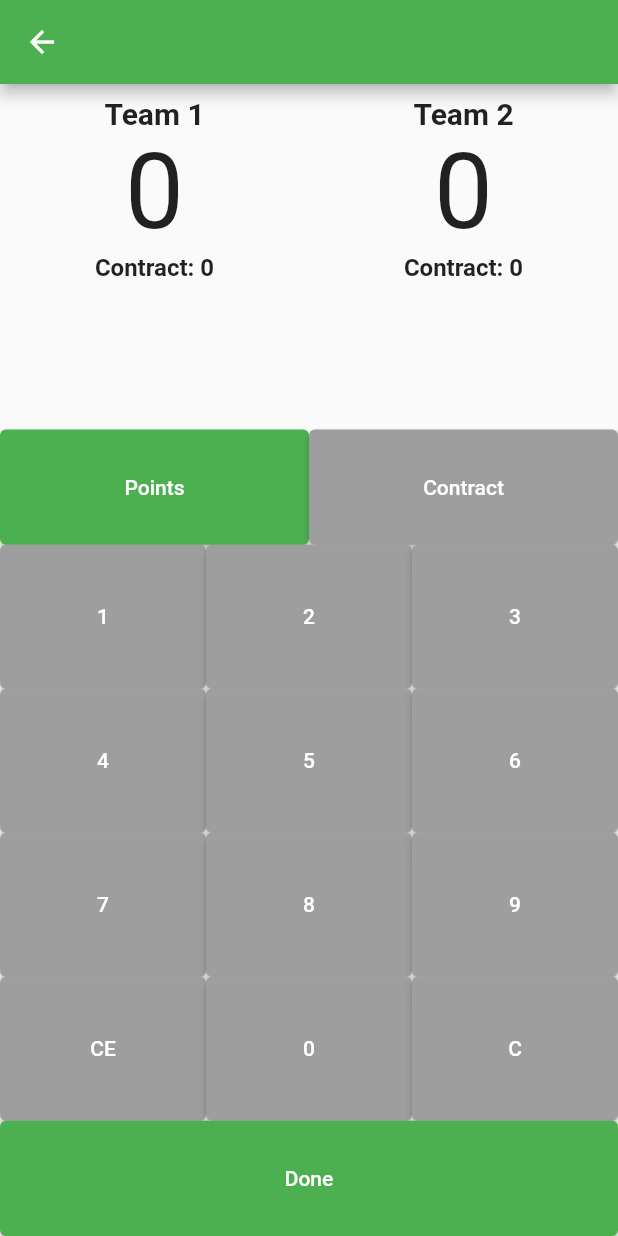
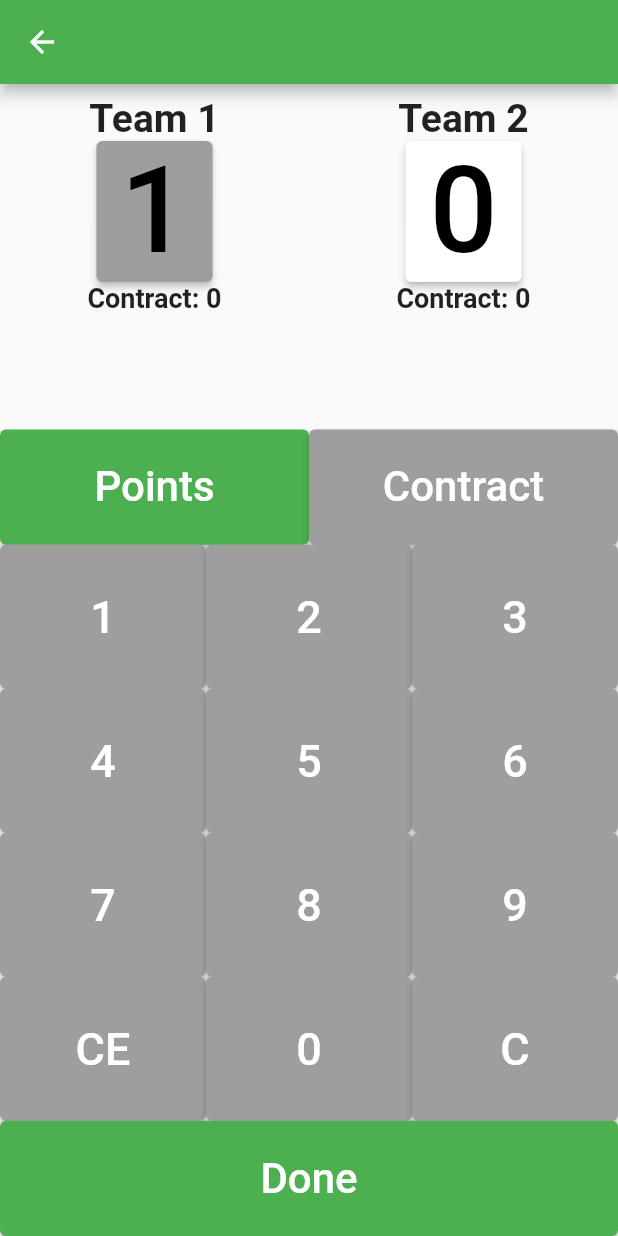
Before and after one commit to Beertija/Bela-Blok, a Flutter app: the GameResultScreen screen opened directly, after a tap on an icon or button, on a phone screen of 412 x 824 dp. Run offline on Flutter 3.47's test engine with Material 2 defaults, Android fonts, the phone set to English and light mode, and no system bars.

Commit message:
Implemented functionality of adding score to both points and contracts

```diff
--- a/lib/components/number_plate_template.dart
+++ b/lib/components/number_plate_template.dart
@@ -1,11 +1,10 @@
-import 'package:bela_blok/helpers/points_calculator.dart';
+import 'package:bela_blok/helpers/media_query.dart';
+import 'package:provider/provider.dart';
+import 'package:bela_blok/providers/points_provider.dart';
 import 'package:flutter/material.dart';
 
 class NumberPad extends StatelessWidget {
-  const NumberPad(
-      {Key? key, required this.keyPoint_value, required this.keyPoint})
-      : super(key: key);
-  final int keyPoint_value;
+  const NumberPad({Key? key, required this.keyPoint}) : super(key: key);
   final String keyPoint;
 
   @override
@@ -13,15 +12,11 @@ class NumberPad extends StatelessWidget {
     return Expanded(
         flex: 1,
         child: ElevatedButton(
-          onPressed: Calculate,
+          onPressed: () => Provider.of<PointsProvider>(context, listen: false)
+              .calculate(keyPoint),
           style: ElevatedButton.styleFrom(primary: Colors.grey),
-          child: Text(keyPoint),
+          child: Text(keyPoint,
+              style: TextStyle(fontSize: fontSize(context) * 30)),
         ));
   }
-
-  void Calculate() {
-    //TODO Fix calculating and formating numbers pressed by keypads
-    //TODO edit static or use BelaTile model
-    PointsCalculator.insert("1", keyPoint);
-  }
 }
--- a/lib/components/team_score_template.dart
+++ b/lib/components/team_score_template.dart
@@ -1,27 +1,49 @@
+import 'package:bela_blok/helpers/media_query.dart';
+import 'package:bela_blok/helpers/points_calculator.dart';
 import 'package:flutter/material.dart';
 
-class TeamScore extends StatelessWidget {
-  const TeamScore({
-    Key? key,
-    required this.teamName,
-    required this.teamPoints,
-    required this.teamContract,
-  }) : super(key: key);
+class TeamScore extends StatefulWidget {
+  const TeamScore(
+      {Key? key,
+      required this.teamName,
+      required this.teamPoints,
+      required this.teamContract,
+      required this.firstTeamActive,
+      required this.onPointsPressed})
+      : super(key: key);
 
   final String teamName;
   final int teamPoints;
   final int teamContract;
+  final bool firstTeamActive;
+  final Function(bool) onPointsPressed;
 
+  @override
+  State<TeamScore> createState() => _TeamScoreState();
+}
+
+class _TeamScoreState extends State<TeamScore> {
   @override
   Widget build(BuildContext context) {
     return Expanded(
         child: Column(
       children: [
-        Text(teamName,
-            style: const TextStyle(fontSize: 20, fontWeight: FontWeight.bold)),
-        Text(teamPoints.toString(), style: const TextStyle(fontSize: 70)),
-        Text("Contract: " + teamContract.toString(),
-            style: const TextStyle(fontSize: 16, fontWeight: FontWeight.bold))
+        Text(widget.teamName,
+            style: TextStyle(
+                fontSize: fontSize(context) * 26, fontWeight: FontWeight.bold)),
+        ElevatedButton(
+          onPressed: () => widget.onPointsPressed(widget.firstTeamActive ? true : false),
+          style: widget.firstTeamActive == PointsCalculator.firstTeamActive
+              ? ElevatedButton.styleFrom(
+                  primary: Colors.grey, onPrimary: Colors.black)
+              : ElevatedButton.styleFrom(
+                  primary: Colors.white, onPrimary: Colors.black),
+          child: Text(widget.teamPoints.toString(),
+              style: TextStyle(fontSize: fontSize(context) * 80)),
+        ),
+        Text("Contract: " + widget.teamContract.toString(),
+            style: TextStyle(
+                fontSize: fontSize(context) * 18, fontWeight: FontWeight.bold))
       ],
     ));
   }
--- a/lib/helpers/points_calculator.dart
+++ b/lib/helpers/points_calculator.dart
@@ -1,12 +1,6 @@
 import 'dart:core';
 
 class PointsCalculator {
-  static int pointsFirstTeam = 0;
-  static int contractFirstTeam = 0;
-  static int pointsSecondTeam = 0;
-  static int contractSecondTeam = 0;
-
-  static void insert(String original, String addition) {
-    original += addition;
-  }
+  static bool firstTeamActive = true;
+  static bool pointsActive = true;
 }
--- a/lib/main.dart
+++ b/lib/main.dart
@@ -1,8 +1,14 @@
+import 'package:bela_blok/providers/points_provider.dart';
 import 'package:bela_blok/screens/main_screen.dart';
 import 'package:flutter/material.dart';
+import 'package:provider/provider.dart';
 
 void main() {
-  runApp(const FlutterBlueApp());
+  runApp(
+    MultiProvider(providers: [
+      ChangeNotifierProvider(create: (_) => PointsProvider()),
+    ], child: const FlutterBlueApp()),
+  );
 }
 
 class FlutterBlueApp extends StatefulWidget {
@@ -13,13 +19,11 @@ class FlutterBlueApp extends StatefulWidget {
 }
 
 class _FlutterBlueAppState extends State<FlutterBlueApp> {
-
   @override
   MaterialApp build(BuildContext context) {
     return MaterialApp(
         title: 'Parking Show',
         theme: ThemeData(primarySwatch: Colors.green),
-        home: const BelaBlokMainScreen()
-    );
+        home: const BelaBlokMainScreen());
   }
 }
--- a/lib/models/BelaTile.dart
+++ b/lib/models/BelaTile.dart
@@ -1,14 +1,14 @@
 import 'dart:core';
 
 class BelaTile {
-  int firstTeamPlay;
-  int secondTeamPlay;
-  int firstTeamTillVicotry;
-  int secondTeamTillVictory;
+  String pointsFirstTeam;
+  String contractFirstTeam;
+  String pointsSecondTeam;
+  String contractSecondTeam;
 
   BelaTile(
-      {required this.firstTeamPlay,
-      required this.secondTeamPlay,
-      required this.firstTeamTillVicotry,
-      required this.secondTeamTillVictory});
+      {required this.pointsFirstTeam,
+      required this.contractFirstTeam,
+      required this.pointsSecondTeam,
+      required this.contractSecondTeam});
 }
--- /dev/null
+++ b/lib/providers/points_provider.dart
@@ -0,0 +1,84 @@
+import 'package:bela_blok/helpers/points_calculator.dart';
+import 'package:bela_blok/models/BelaTile.dart';
+import 'package:flutter/material.dart';
+
+class PointsProvider with ChangeNotifier {
+  final BelaTile _belaTile = BelaTile(
+      pointsFirstTeam: "0",
+      contractFirstTeam: "0",
+      pointsSecondTeam: "0",
+      contractSecondTeam: "0");
+
+  BelaTile get belaTile => _belaTile;
+
+  String insert(String original, String addition) {
+    if (original == "0") {
+      return addition;
+    } else {
+      original += addition;
+      return original;
+    }
+  }
+
+  String clear(String original) {
+    if (original.length == 1) {
+      return "0";
+    } else {
+      return original.substring(0, original.length - 1);
+    }
+  }
+
+  String clearAll() {
+    return "0";
+  }
+
+  void calculate(String keyPoint) {
+    switch (keyPoint) {
+      case "C":
+        if (PointsCalculator.firstTeamActive) {
+          if (PointsCalculator.pointsActive) {
+            _belaTile.pointsFirstTeam = clear(_belaTile.pointsFirstTeam);
+          } else {
+            _belaTile.contractFirstTeam = clear(_belaTile.contractFirstTeam);
+          }
+        } else {
+          if (PointsCalculator.pointsActive) {
+            _belaTile.pointsSecondTeam = clear(_belaTile.pointsSecondTeam);
+          } else {
+            _belaTile.contractSecondTeam = clear(_belaTile.contractSecondTeam);
+          }
+        }
+        break;
+      case "CE":
+        if (PointsCalculator.firstTeamActive) {
+          if (PointsCalculator.pointsActive) {
+            _belaTile.pointsFirstTeam = clearAll();
+          } else {
+            _belaTile.contractFirstTeam = clearAll();
+          }
+        } else {
+          if (PointsCalculator.pointsActive) {
+            _belaTile.pointsSecondTeam = clearAll();
+          } else {
+            _belaTile.contractSecondTeam = clearAll();
+          }
+        }
+        break;
+      default:
+        if (PointsCalculator.firstTeamActive) {
+          if (PointsCalculator.pointsActive) {
+            _belaTile.pointsFirstTeam = insert(_belaTile.pointsFirstTeam, keyPoint);
+          } else {
+            _belaTile.contractFirstTeam = insert(_belaTile.contractFirstTeam, keyPoint);
+          }
+        } else {
+          if (PointsCalculator.pointsActive) {
+            _belaTile.pointsSecondTeam = insert(_belaTile.pointsSecondTeam, keyPoint);
+          } else {
+            _belaTile.contractSecondTeam = insert(_belaTile.contractSecondTeam, keyPoint);
+          }
+        }
+    }
+    notifyListeners();
+  }
+}
--- a/lib/screens/game_result_screen.dart
+++ b/lib/screens/game_result_screen.dart
@@ -1,7 +1,11 @@
 import 'package:bela_blok/components/number_plate_template.dart';
+import 'package:bela_blok/helpers/points_calculator.dart';
+import 'package:bela_blok/providers/points_provider.dart';
 import 'package:flutter/material.dart';
 
 import '../components/team_score_template.dart';
+import '../helpers/media_query.dart';
+import 'package:provider/provider.dart';
 
 class GameResultScreen extends StatefulWidget {
   const GameResultScreen({Key? key}) : super(key: key);
@@ -11,7 +15,6 @@ class GameResultScreen extends StatefulWidget {
 }
 
 class _GameResultScreenState extends State<GameResultScreen> {
-  bool pointsActive = true;
   String teamFirst = "Team 1";
   String teamSecond = "Team 2";
   String done = "Done";
@@ -31,10 +34,6 @@ class _GameResultScreenState extends State<GameResultScreen> {
     "C",
     "CE"
   ];
-  int pointsFirstTeam = 0;
-  int contractFirstTeam = 0;
-  int pointsSecondTeam = 0;
-  int contractSecondTeam = 0;
 
   @override
   Widget build(BuildContext context) {
@@ -64,15 +63,17 @@ class _GameResultScreenState extends State<GameResultScreen> {
                   mainAxisAlignment: MainAxisAlignment.spaceEvenly,
                   children: [
                     TeamScore(
-                      teamName: teamFirst,
-                      teamPoints: pointsFirstTeam,
-                      teamContract: contractFirstTeam,
-                    ),
+                        teamName: teamFirst,
+                        teamPoints: int.parse(Provider.of<PointsProvider>(context, listen: true).belaTile.pointsFirstTeam),
+                        teamContract: int.parse(Provider.of<PointsProvider>(context, listen: true).belaTile.contractFirstTeam),
+                        firstTeamActive: true,
+                        onPointsPressed: setActiveButton),
                     TeamScore(
-                      teamName: teamSecond,
-                      teamPoints: pointsSecondTeam,
-                      teamContract: contractSecondTeam,
-                    ),
+                        teamName: teamSecond,
+                        teamPoints: int.parse(Provider.of<PointsProvider>(context, listen: true).belaTile.pointsSecondTeam),
+                        teamContract: int.parse(Provider.of<PointsProvider>(context, listen: true).belaTile.contractSecondTeam),
+                        firstTeamActive: false,
+                        onPointsPressed: setActiveButton),
                   ],
                 ),
               ),
@@ -87,26 +88,28 @@ class _GameResultScreenState extends State<GameResultScreen> {
                       child: ElevatedButton(
                         onPressed: () {
                           setState(() {
-                            pointsActive = true;
+                            PointsCalculator.pointsActive = true;
                           });
                         },
-                        style: pointsActive
+                        style: PointsCalculator.pointsActive
                             ? ElevatedButton.styleFrom(primary: Colors.green)
                             : ElevatedButton.styleFrom(primary: Colors.grey),
-                        child: Text(points),
+                        child: Text(points,
+                            style: TextStyle(fontSize: fontSize(context) * 28)),
                       )),
                   Expanded(
                       flex: 1,
                       child: ElevatedButton(
                         onPressed: () {
                           setState(() {
-                            pointsActive = false;
+                            PointsCalculator.pointsActive = false;
                           });
                         },
-                        style: pointsActive
+                        style: PointsCalculator.pointsActive
                             ? ElevatedButton.styleFrom(primary: Colors.grey)
                             : ElevatedButton.styleFrom(primary: Colors.green),
-                        child: Text(contract),
+                        child: Text(contract,
+                            style: TextStyle(fontSize: fontSize(context) * 28)),
                       ))
                 ],
               ),
@@ -120,11 +123,9 @@ class _GameResultScreenState extends State<GameResultScreen> {
                     child: Row(
                       crossAxisAlignment: CrossAxisAlignment.stretch,
                       children: [
-                        NumberPad(
-                            keyPoint_value: 0, keyPoint: listOfKeypads[1]),
-                        NumberPad(
-                            keyPoint_value: 1, keyPoint: listOfKeypads[2]),
-                        NumberPad(keyPoint_value: 2, keyPoint: listOfKeypads[3])
+                        NumberPad(keyPoint: listOfKeypads[1]),
+                        NumberPad(keyPoint: listOfKeypads[2]),
+                        NumberPad(keyPoint: listOfKeypads[3])
                       ],
                     ),
                   ),
@@ -133,11 +134,9 @@ class _GameResultScreenState extends State<GameResultScreen> {
                     child: Row(
                       crossAxisAlignment: CrossAxisAlignment.stretch,
                       children: [
-                        NumberPad(
-                            keyPoint_value: 0, keyPoint: listOfKeypads[4]),
-                        NumberPad(
-                            keyPoint_value: 1, keyPoint: listOfKeypads[5]),
-                        NumberPad(keyPoint_value: 2, keyPoint: listOfKeypads[6])
+                        NumberPad(keyPoint: listOfKeypads[4]),
+                        NumberPad(keyPoint: listOfKeypads[5]),
+                        NumberPad(keyPoint: listOfKeypads[6])
                       ],
                     ),
                   ),
@@ -146,11 +145,9 @@ class _GameResultScreenState extends State<GameResultScreen> {
                     child: Row(
                       crossAxisAlignment: CrossAxisAlignment.stretch,
                       children: [
-                        NumberPad(
-                            keyPoint_value: 0, keyPoint: listOfKeypads[7]),
-                        NumberPad(
-                            keyPoint_value: 1, keyPoint: listOfKeypads[8]),
-                        NumberPad(keyPoint_value: 2, keyPoint: listOfKeypads[9])
+                        NumberPad(keyPoint: listOfKeypads[7]),
+                        NumberPad(keyPoint: listOfKeypads[8]),
+                        NumberPad(keyPoint: listOfKeypads[9])
                       ],
                     ),
                   ),
@@ -159,12 +156,9 @@ class _GameResultScreenState extends State<GameResultScreen> {
                     child: Row(
                       crossAxisAlignment: CrossAxisAlignment.stretch,
                       children: [
-                        NumberPad(
-                            keyPoint_value: 0, keyPoint: listOfKeypads[11]),
-                        NumberPad(
-                            keyPoint_value: 1, keyPoint: listOfKeypads[0]),
-                        NumberPad(
-                            keyPoint_value: 2, keyPoint: listOfKeypads[10])
+                        NumberPad(keyPoint: listOfKeypads[11]),
+                        NumberPad(keyPoint: listOfKeypads[0]),
+                        NumberPad(keyPoint: listOfKeypads[10])
                       ],
                     ),
                   ),
@@ -177,7 +171,8 @@ class _GameResultScreenState extends State<GameResultScreen> {
                 width: double.infinity,
                 child: ElevatedButton(
                   onPressed: saveGame,
-                  child: Text(done),
+                  child: Text(done,
+                      style: TextStyle(fontSize: fontSize(context) * 28)),
                 ),
               ),
             ),
@@ -187,6 +182,12 @@ class _GameResultScreenState extends State<GameResultScreen> {
     );
   }
 
+  setActiveButton(bool value) {
+    setState(() {
+      PointsCalculator.firstTeamActive = value;
+    });
+  }
+
   void saveGame() {
     //TODO save the score and add a new tile to the mainscreen
     Navigator.pop(context);
```
